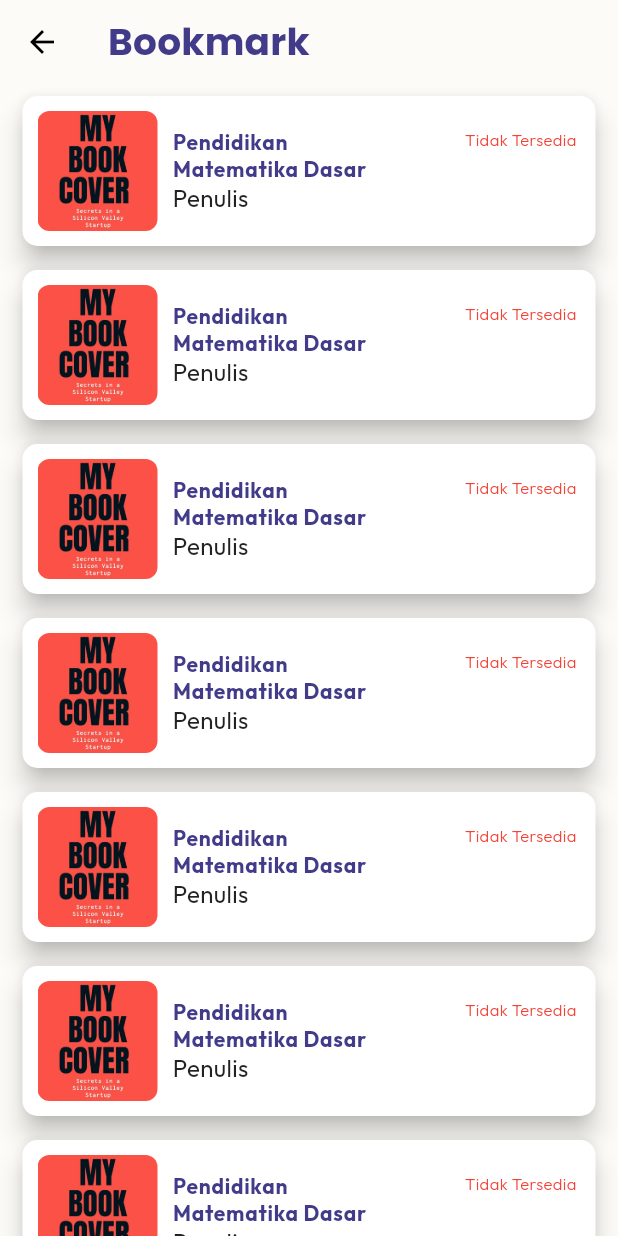
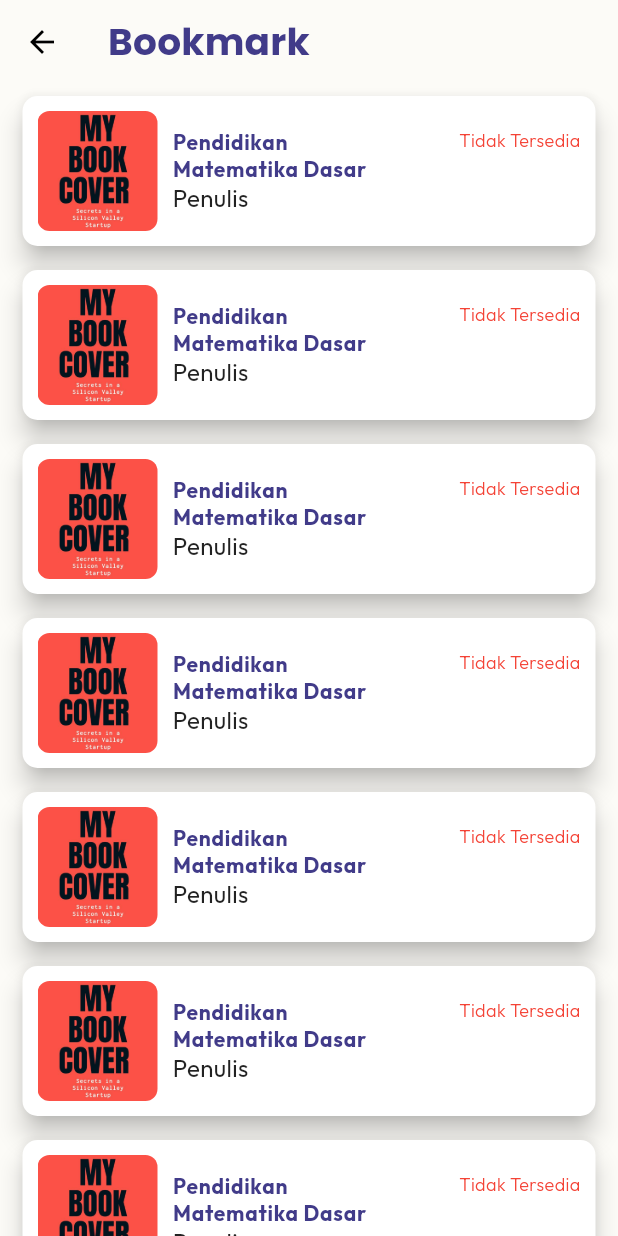
Before and after one commit to adindaayuazzahra/gobooks, a Flutter app: the BookmarkPage screen opened by its route, on a phone screen of 412 x 824 dp. Run offline on Flutter 3.47's test engine with Material 2 defaults, Android fonts, the phone set to English and light mode, and no system bars; our stand-ins replace flutter_svg, google_fonts, lottie.

Commit message:
merevisi tampilan bookmark

```diff
--- a/lib/bookmark_page.dart
+++ b/lib/bookmark_page.dart
@@ -18,7 +18,8 @@ class BookmarkPage extends StatelessWidget {
           icon: Icon(
             Icons.arrow_back,
             color: Colors.black,
-            )),
+          ),
+        ),
         title: Text(
           'Bookmark',
           style: Theme.of(context)
@@ -26,7 +27,6 @@ class BookmarkPage extends StatelessWidget {
               .headline6
               ?.copyWith(color: accentColor, fontSize: 25),
         ),
-        //automaticallyImplyLeading: true,
       ),
       body: ListView.builder(
         itemCount: 10,
@@ -107,8 +107,10 @@ class RekomenList extends StatelessWidget {
                         ],
                       ),
                     ),
+
+                    // Untuk tulisan tersedia dan tidak tersedia
                     // Text(
-                    //   ' Tersedia ',
+                    //   'Tersedia',
                     //   style: Theme.of(context).textTheme.bodyText2?.copyWith(
                     //         fontWeight: FontWeight.w300,
                     //         color: Colors.green,
@@ -116,11 +118,11 @@ class RekomenList extends StatelessWidget {
                     //       ),
                     // ),
                     Text(
-                      ' Tidak Tersedia ',
+                      'Tidak Tersedia',
                       style: Theme.of(context).textTheme.bodyText2?.copyWith(
                           fontWeight: FontWeight.w300,
                           color: Colors.red,
-                          fontSize: 11),
+                          fontSize: 12),
                     ),
                   ],
                 ),
```
Lines whose indentation alone changed are shown as unchanged.
